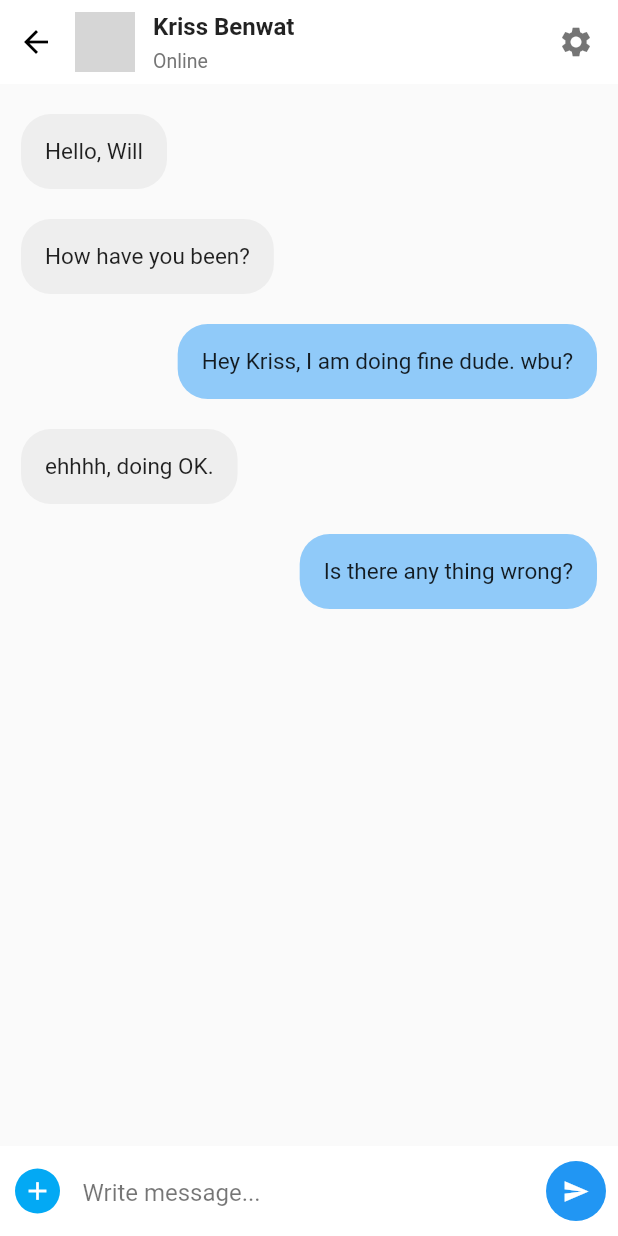
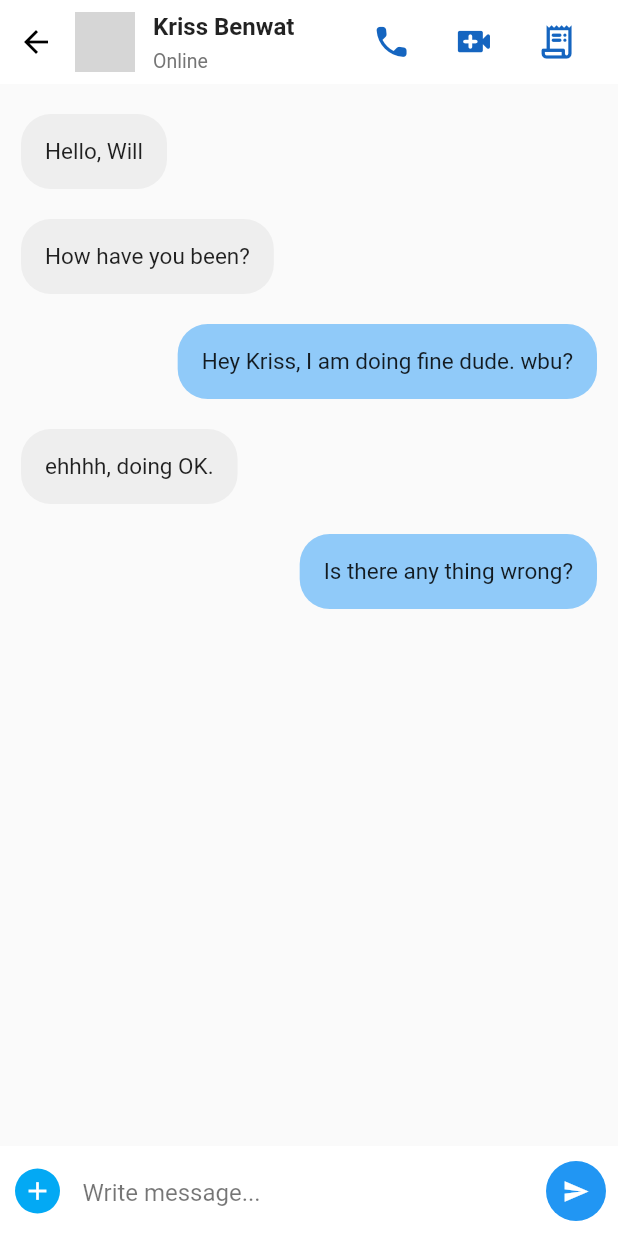
Before and after one commit to PatilOjas/Paigham, a Flutter app: the ChatDetailPage screen opened directly, on a phone screen of 412 x 824 dp. Run offline on Flutter 3.47's test engine with Material 2 defaults, Android fonts, the phone set to English and light mode, and no system bars; network calls fail; grey boxes are pictures that could not be loaded.

Commit message:
Server Updated

```diff
--- a/paigham/lib/screens/chatDetailPage.dart
+++ b/paigham/lib/screens/chatDetailPage.dart
@@ -1,19 +1,24 @@
 import 'package:flutter/material.dart';
 import 'package:paigham/models/chatMessageModel.dart';
+import 'dart:io';
 
-class ChatDetailPage extends StatefulWidget{
+class ChatDetailPage extends StatefulWidget {
   @override
   _ChatDetailPageState createState() => _ChatDetailPageState();
 }
 
 class _ChatDetailPageState extends State<ChatDetailPage> {
+  TextEditingController message = TextEditingController();
 
   List<ChatMessage> messages = [
     ChatMessage(messageContent: "Hello, Will", messageType: "receiver"),
     ChatMessage(messageContent: "How have you been?", messageType: "receiver"),
-    ChatMessage(messageContent: "Hey Kriss, I am doing fine dude. wbu?", messageType: "sender"),
+    ChatMessage(
+        messageContent: "Hey Kriss, I am doing fine dude. wbu?",
+        messageType: "sender"),
     ChatMessage(messageContent: "ehhhh, doing OK.", messageType: "receiver"),
-    ChatMessage(messageContent: "Is there any thing wrong?", messageType: "sender"),
+    ChatMessage(
+        messageContent: "Is there any thing wrong?", messageType: "sender"),
   ];
 
   @override
@@ -29,29 +34,108 @@ class _ChatDetailPageState extends State<ChatDetailPage> {
             child: Row(
               children: <Widget>[
                 IconButton(
-                  onPressed: (){
+                  onPressed: () {
                     Navigator.pop(context);
                   },
-                  icon: Icon(Icons.arrow_back,color: Colors.black,),
+                  icon: Icon(
+                    Icons.arrow_back,
+                    color: Colors.black,
                   ),
-                SizedBox(width: 2,),
+                ),
+                SizedBox(
+                  width: 2,
+                ),
                 CircleAvatar(
-                  backgroundImage: NetworkImage("<https://randomuser.me/api/portraits/men/5.jpg>"),
+                  backgroundImage: NetworkImage(
+                      "<https://randomuser.me/api/portraits/men/5.jpg>"),
                   maxRadius: 20,
                 ),
-                SizedBox(width: 12,),
+                SizedBox(
+                  width: 12,
+                ),
                 Expanded(
                   child: Column(
                     crossAxisAlignment: CrossAxisAlignment.start,
                     mainAxisAlignment: MainAxisAlignment.center,
                     children: <Widget>[
-                      Text("Kriss Benwat",style: TextStyle( fontSize: 16 ,fontWeight: FontWeight.w600),),
-                      SizedBox(height: 6,),
-                      Text("Online",style: TextStyle(color: Colors.grey.shade600, fontSize: 13),),
+                      Text(
+                        "Kriss Benwat",
+                        style: TextStyle(
+                            fontSize: 16, fontWeight: FontWeight.w600),
+                      ),
+                      SizedBox(
+                        height: 6,
+                      ),
+                      Text(
+                        "Online",
+                        style: TextStyle(
+                            color: Colors.grey.shade600, fontSize: 13),
+                      ),
                     ],
                   ),
                 ),
-                Icon(Icons.settings,color: Colors.black54,),
+                SizedBox(
+                  width: 15,
+                ),
+                Container(
+                  height: 50.0,
+                  width: 50.0,
+                  child: FittedBox(
+                    child: FloatingActionButton(
+                      backgroundColor: Colors.white,
+                      onPressed: () {
+                        print("print Dictionaries");
+                      },
+                      child: Icon(
+                        Icons.call_rounded,
+                        color: Colors.blue[800],
+                        size: 30,
+                      ),
+                      elevation: 0,
+                    ),
+                  ),
+                ),
+                SizedBox(
+                  width: 5,
+                ),
+                Container(
+                  height: 50.0,
+                  width: 50.0,
+                  child: FittedBox(
+                    child: FloatingActionButton(
+                      backgroundColor: Colors.white,
+                      onPressed: () {},
+                      child: Icon(
+                        Icons.video_call_rounded,
+                        color: Colors.blue[800],
+                        size: 32,
+                      ),
+                      //backgroundColor: Colors.blue,
+                      elevation: 0,
+                    ),
+                  ),
+                ),
+                SizedBox(
+                  width: 5,
+                ),
+                Container(
+                  height: 50.0,
+                  width: 50.0,
+                  child: FittedBox(
+                    child: FloatingActionButton(
+                      backgroundColor: Colors.white,
+                      onPressed: () {},
+                      child: Icon(
+                        Icons.receipt_long_rounded,
+                        color: Colors.blue[800],
+                        size: 30,
+                      ),
+                      //backgroundColor: Colors.blue,
+                      elevation: 0,
+                    ),
+                  ),
+                ),
+                //Icon(Icons.settings,color: Colors.black54,),
               ],
             ),
           ),
@@ -62,20 +146,28 @@ class _ChatDetailPageState extends State<ChatDetailPage> {
           ListView.builder(
             itemCount: messages.length,
             shrinkWrap: true,
-            padding: EdgeInsets.only(top: 10,bottom: 10),
+            padding: EdgeInsets.only(top: 10, bottom: 10),
             physics: NeverScrollableScrollPhysics(),
-            itemBuilder: (context, index){
+            itemBuilder: (context, index) {
               return Container(
-                padding: EdgeInsets.only(left: 14,right: 14,top: 10,bottom: 10),
+                padding:
+                    EdgeInsets.only(left: 14, right: 14, top: 10, bottom: 10),
                 child: Align(
-                  alignment: (messages[index].messageType == "receiver"?Alignment.topLeft:Alignment.topRight),
+                  alignment: (messages[index].messageType == "receiver"
+                      ? Alignment.topLeft
+                      : Alignment.topRight),
                   child: Container(
                     decoration: BoxDecoration(
                       borderRadius: BorderRadius.circular(20),
-                      color: (messages[index].messageType  == "receiver"?Colors.grey.shade200:Colors.blue[200]),
+                      color: (messages[index].messageType == "receiver"
+                          ? Colors.grey.shade200
+                          : Colors.blue[200]),
                     ),
                     padding: EdgeInsets.all(16),
-                    child: Text(messages[index].messageContent, style: TextStyle(fontSize: 15),),
+                    child: Text(
+                      messages[index].messageContent,
+                      style: TextStyle(fontSize: 15),
+                    ),
                   ),
                 ),
               );
@@ -84,15 +176,14 @@ class _ChatDetailPageState extends State<ChatDetailPage> {
           Align(
             alignment: Alignment.bottomLeft,
             child: Container(
-              padding: EdgeInsets.only(left: 10,bottom: 10,top: 10),
+              padding: EdgeInsets.only(left: 10, bottom: 10, top: 10),
               height: 60,
               width: double.infinity,
               color: Colors.white,
               child: Row(
                 children: <Widget>[
                   GestureDetector(
-                    onTap: (){
-                    },
+                    onTap: () {},
                     child: Container(
                       height: 30,
                       width: 30,
@@ -100,28 +191,41 @@ class _ChatDetailPageState extends State<ChatDetailPage> {
                         color: Colors.lightBlue,
                         borderRadius: BorderRadius.circular(30),
                       ),
-                      child: Icon(Icons.add, color: Colors.white, size: 20, ),
+                      child: Icon(
+                        Icons.add,
+                        color: Colors.white,
+                        size: 20,
                       ),
                     ),
-                  SizedBox(width: 15,),
+                  ),
+                  SizedBox(
+                    width: 15,
+                  ),
                   Expanded(
                     child: TextField(
+                      controller: message,
                       decoration: InputDecoration(
                           hintText: "Write message...",
                           hintStyle: TextStyle(color: Colors.black54),
-                        border: InputBorder.none
+                          border: InputBorder.none),
                     ),
                   ),
+                  SizedBox(
+                    width: 15,
                   ),
-                  SizedBox(width: 15,),
                   FloatingActionButton(
-                    onPressed: (){},
-                    child: Icon(Icons.send,color: Colors.white,size: 18,),
+                    onPressed: () {
+                      print(message);
+                    },
+                    child: Icon(
+                      Icons.send,
+                      color: Colors.white,
+                      size: 18,
+                    ),
                     backgroundColor: Colors.blue,
                     elevation: 0,
                   ),
                 ],
-
               ),
             ),
           ),
```
Lines whose indentation alone changed are shown as unchanged.
